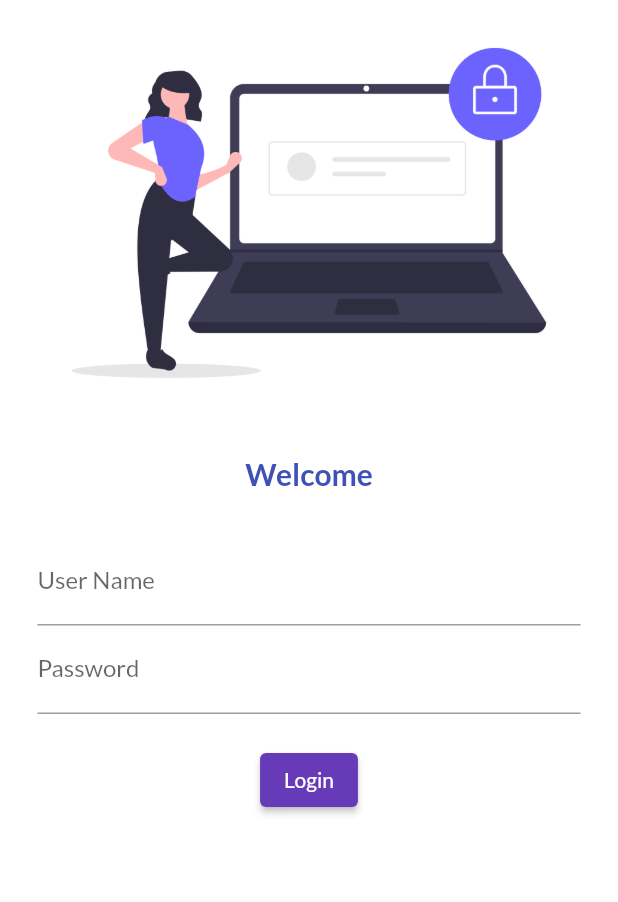
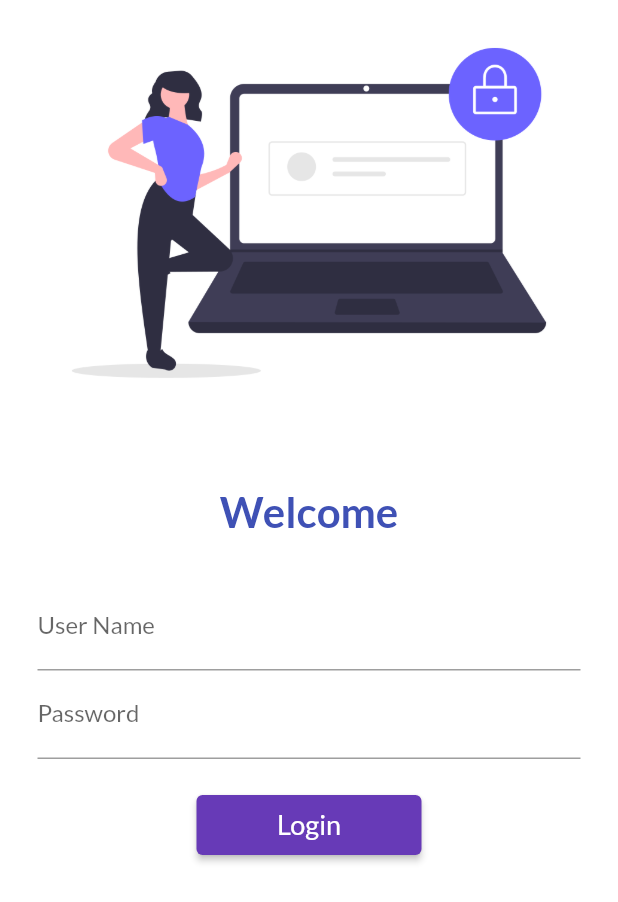
Before and after one commit to snetel-team/flutterproject, a Flutter app: the screen it shows after launch, on a phone screen of 412 x 824 dp. Shown: the top 902 px of the screen. Run offline on Flutter 3.47's test engine with Material 2 defaults, Android fonts, the phone set to English and light mode, and no system bars; our stand-ins replace google_fonts.

Commit message:
day5 completed

```diff
--- a/lib/main.dart
+++ b/lib/main.dart
@@ -1,5 +1,6 @@
 import 'package:catalog_app/pages/home_page.dart';
 import 'package:catalog_app/pages/login_page.dart';
+import 'package:catalog_app/utils/routes.dart';
 import 'package:flutter/material.dart';
 import 'package:google_fonts/google_fonts.dart';
 void main() {
@@ -11,15 +12,17 @@ class MyApp extends StatelessWidget {
   @override
   Widget build(BuildContext context) {
     return  MaterialApp(
+    //  debugShowCheckedModeBanner:false, //if you want to make invisible debug banner,use this false...
        themeMode: ThemeMode.light,
        theme:ThemeData(primarySwatch: Colors.deepPurple,
      fontFamily: GoogleFonts.lato().fontFamily),
        darkTheme:ThemeData(brightness: Brightness.dark),
      // home:const HomePage(),
-     initialRoute: "/login",
+     initialRoute: "/",
      routes: {
-       "/":(context)=>const HomePage(),
-       "/login":(context)=> const LoginPage()
+       "/":(context)=>const LoginPage(),
+       MyRoutes.homeroute:(context)=>const HomePage(),
+       MyRoutes.loginroute:(context)=> const LoginPage()
      },
     );
   }
--- a/lib/pages/login_page.dart
+++ b/lib/pages/login_page.dart
@@ -1,7 +1,8 @@
+import 'package:catalog_app/utils/routes.dart';
 import 'package:flutter/material.dart';
 import 'package:flutter/painting.dart';
 import 'package:flutter/rendering.dart';
-import 'package:google_fonts/google_fonts.dart';
+// import 'package:google_fonts/google_fonts.dart';
 class LoginPage extends StatelessWidget {
   const LoginPage({ Key? key }) : super(key: key);
 
@@ -9,16 +10,17 @@ class LoginPage extends StatelessWidget {
   Widget build(BuildContext context) {
     return  Material(
       color: Colors.white,
+    child: SingleChildScrollView(
       child: Column(
         children: [
           Image.asset("assets/images/login.png",
           fit: BoxFit.cover),
           const SizedBox(
-          height: 20,
+            height: 40,
           ),
           const Text("Welcome",
           style: TextStyle(
-          fontSize: 20,
+            fontSize: 28,
             fontWeight: FontWeight.bold,
             color: Colors.indigo
 
@@ -47,16 +49,19 @@ class LoginPage extends StatelessWidget {
                   height: 20.0,
                 ),
                 ElevatedButton(
+
+                 child: const Text("Login",style: TextStyle(fontSize: 18),),
+                 style: TextButton.styleFrom(minimumSize: const Size(150, 40)),
                  onPressed:(){
-                // ignore: avoid_print
-                print("hi prabha!");
+                  Navigator.pushNamed(context,MyRoutes.homeroute);
                 } ,
-               child: const Text("Login"))
+                 )
               ],
             ),
           )
         ],
       ),
+    ),
 
     );
   }
--- /dev/null
+++ b/lib/utils/routes.dart
@@ -0,0 +1,4 @@
+class MyRoutes{
+static String loginroute= "/login";
+static String homeroute="/home";
+}
```
Lines whose indentation alone changed are shown as unchanged.
